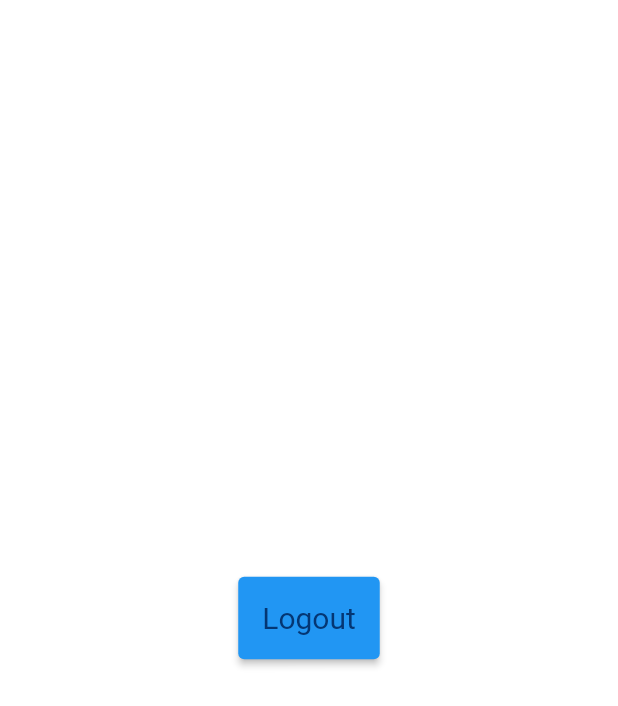
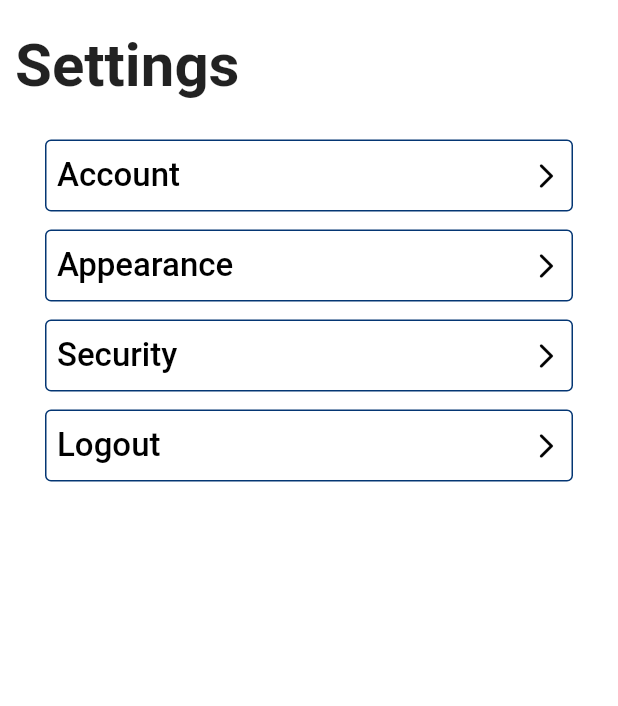
Before and after one commit to Wits-SD3-404-Effort-not-Found/SPS-App, a Flutter app: the SettingsPage screen opened directly, on a phone screen of 412 x 824 dp. Shown: the top 706 px of the screen. Run offline on Flutter 3.47's test engine with Material 2 defaults, Android fonts, the phone set to English and light mode, and no system bars; our stand-ins replace convert, hive, hive_flutter, persistent_bottom_nav_bar, syncfusion_flutter_calendar, table_calendar and 1 more; accounts and stored records are empty; network calls fail.

Commit message:
add settings UI

```diff
--- a/lib/screens/settings/settings.dart
+++ b/lib/screens/settings/settings.dart
@@ -3,6 +3,7 @@ import 'package:sps_app/account_manager.dart';
 import 'package:sps_app/http_handler.dart';
 import 'package:sps_app/screens/authentication/login.dart';
 import 'package:sps_app/screens/authentication/login_manager.dart';
+import 'package:sps_app/screens/settings/account_settings.dart';
 
 class SettingsPage extends StatefulWidget {
   const SettingsPage({Key? key}) : super(key: key);
@@ -16,11 +17,109 @@ class _SettingsPageState extends State<SettingsPage> {
   Widget build(BuildContext context) {
     return Scaffold(
       backgroundColor: Colors.white,
-      body: Center(
-        child: Column(
-          mainAxisAlignment: MainAxisAlignment.center,
-          children: <Widget>[
-            ElevatedButton(
+      body: Column( children: <Widget>[
+        const Align(
+          alignment: Alignment.centerLeft,
+          child: Padding(
+            padding: EdgeInsets.symmetric(horizontal: 10, vertical: 20),
+            child: Text(
+              'Settings',
+              style: TextStyle(fontSize: 40, fontWeight: FontWeight.bold),
+            ),
+          ),
+        ),
+        Center(
+          child: Column(children: [
+            ConstrainedBox(
+              constraints: BoxConstraints.tight(const Size(360, 60)),
+                child: Padding(
+                    padding: const EdgeInsets.symmetric(
+                        horizontal: 4, vertical: 6),
+                    child: TextButton(
+                        onPressed: () {
+                          Navigator.push(
+                            context,
+                            MaterialPageRoute(
+                                builder: (context) => const AccountPage()),
+                          );
+                        },
+                        style: TextButton.styleFrom(
+                            side: const BorderSide(color: Color(0xff043673))),
+                        child: Row(
+                            mainAxisAlignment: MainAxisAlignment.spaceBetween,
+                            children: const [
+                              Text(
+                                'Account',
+                                style: TextStyle(
+                                    color: Colors.black, fontSize: 22),
+                              ),
+                              Icon(
+                                Icons.arrow_forward_ios_rounded,
+                                size: 20,
+                                color: Colors.black,
+                              ),
+                            ])
+                    )
+                )
+          ),
+            ConstrainedBox(
+                constraints: BoxConstraints.tight(const Size(360, 60)),
+                child: Padding(
+                    padding: const EdgeInsets.symmetric(
+                        horizontal: 4, vertical: 6),
+                    child: TextButton(
+                        onPressed: () {},
+                        style: TextButton.styleFrom(
+                            side: const BorderSide(color: Color(0xff043673))),
+                        child: Row(
+                            mainAxisAlignment: MainAxisAlignment.spaceBetween,
+                            children: const [
+                              Text(
+                                'Appearance',
+                                style: TextStyle(
+                                    color: Colors.black, fontSize: 22),
+                              ),
+                              Icon(
+                                Icons.arrow_forward_ios_rounded,
+                                size: 20,
+                                color: Colors.black,
+                              ),
+                            ])
+                    )
+                )
+            ),
+            ConstrainedBox(
+                constraints: BoxConstraints.tight(const Size(360, 60)),
+                child: Padding(
+                    padding: const EdgeInsets.symmetric(
+                        horizontal: 4, vertical: 6),
+                    child: TextButton(
+                        onPressed: () {},
+                        style: TextButton.styleFrom(
+                            side: const BorderSide(color: Color(0xff043673))),
+                        child: Row(
+                            mainAxisAlignment: MainAxisAlignment.spaceBetween,
+                            children: const [
+                              Text(
+                                'Security',
+                                style: TextStyle(
+                                    color: Colors.black, fontSize: 22),
+                              ),
+                              Icon(
+                                Icons.arrow_forward_ios_rounded,
+                                size: 20,
+                                color: Colors.black,
+                              ),
+                            ])
+                    )
+                )
+            ),
+            ConstrainedBox(
+                constraints: BoxConstraints.tight(const Size(360, 60)),
+                child: Padding(
+                    padding: const EdgeInsets.symmetric(
+                        horizontal: 4, vertical: 6),
+                    child: TextButton(
                         onPressed: () {
                           //we use login manager to set the username and password to an empty string to prevent previous login username and password remaining in memory
                           LoginManager.setUsername('');
@@ -35,16 +134,26 @@ class _SettingsPageState extends State<SettingsPage> {
                                   builder: (context) => const LoginPage()));
                         },
                         style: TextButton.styleFrom(
-                  foregroundColor: const Color(0xFF043673),
-                  padding: const EdgeInsets.all(16.0),
-                  textStyle: const TextStyle(
-                    fontSize: 20,
+                            side: const BorderSide(color: Color(0xff043673))),
+                        child: Row(
+                            mainAxisAlignment: MainAxisAlignment.spaceBetween,
+                            children: const [
+                              Text(
+                                'Logout',
+                                style: TextStyle(
+                                    color: Colors.black, fontSize: 22),
                               ),
+                              Icon(
+                                Icons.arrow_forward_ios_rounded,
+                                size: 20,
+                                color: Colors.black,
                               ),
-                child: const Text('Logout'))
+                            ])))),
           ],
         ),
-      ),
+        )
+      ]
+      )
     );
   }
 }
```
Also changed, not shown: lib/screens/settings/account_settings.dart (added, +60 -0 lines). Lines whose indentation alone changed are shown as unchanged.
